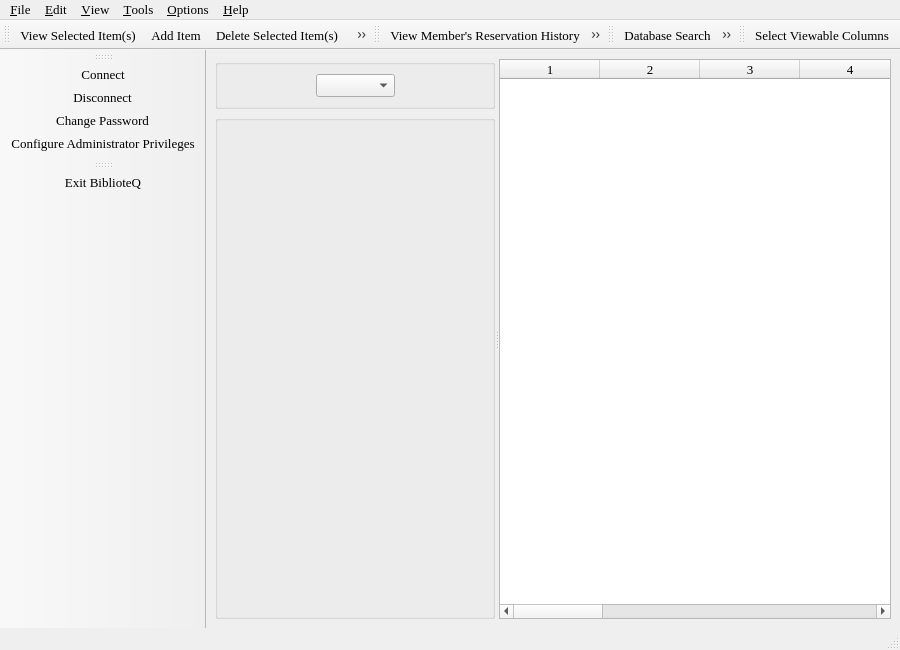
textbrowser/biblioteq, file branches.d/6.22.d/mainwindow.ui: the form before one commit.
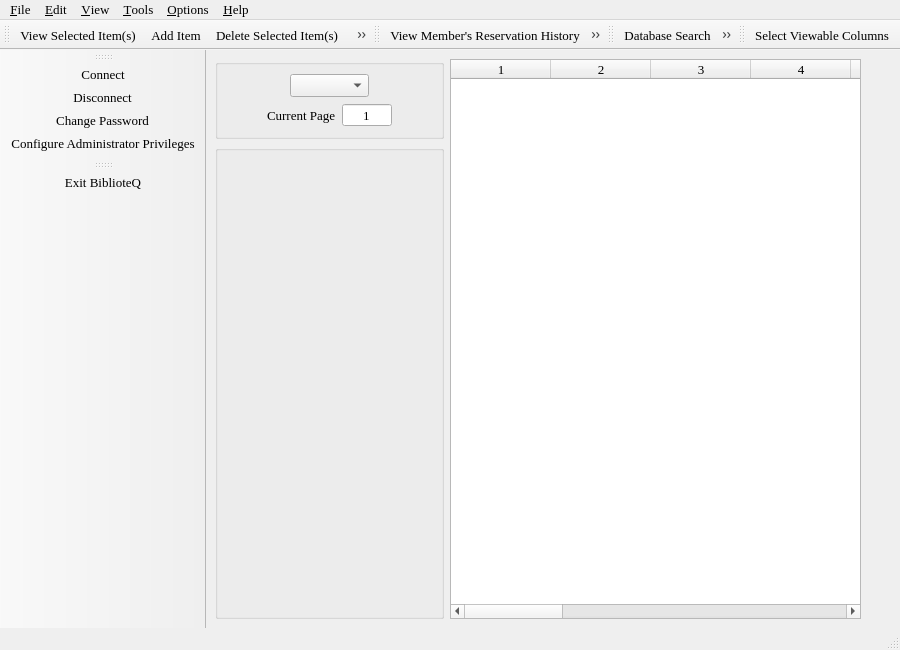
The form after the commit. Icons and pictures are not drawn. Custom widgets are drawn as their Qt base class.

Commit message: In support of pages.

The edit to the form file:
```diff
--- a/branches.d/6.22.d/mainwindow.ui
+++ b/branches.d/6.22.d/mainwindow.ui
@@ -35,25 +35,25 @@
     <normaloff>icons.d/book.gif</normaloff>icons.d/book.gif</iconset>
   </property>
   <widget class="QWidget" name="centralwidget">
-   <layout class="QVBoxLayout">
+   <layout class="QHBoxLayout" name="horizontalLayout_2">
     <item>
-     <widget class="QSplitter" name="splitter">
-      <property name="orientation">
-       <enum>Qt::Horizontal</enum>
-      </property>
-      <widget class="QWidget" name="layoutWidget">
-       <layout class="QGridLayout">
-        <item row="0" column="0">
+     <layout class="QVBoxLayout" name="verticalLayout_3">
+      <item>
          <widget class="QGroupBox" name="groupBox">
           <property name="flat">
            <bool>false</bool>
           </property>
-          <layout class="QHBoxLayout">
+        <layout class="QVBoxLayout" name="verticalLayout_2">
            <item>
-            <spacer>
+          <layout class="QHBoxLayout" name="horizontalLayout">
+           <item>
+            <spacer name="horizontalSpacer_3">
              <property name="orientation">
               <enum>Qt::Horizontal</enum>
              </property>
+             <property name="sizeType">
+              <enum>QSizePolicy::Fixed</enum>
+             </property>
              <property name="sizeHint" stdset="0">
               <size>
                <width>40</width>
@@ -73,10 +73,13 @@
             </widget>
            </item>
            <item>
-            <spacer>
+            <spacer name="horizontalSpacer_4">
              <property name="orientation">
               <enum>Qt::Horizontal</enum>
              </property>
+             <property name="sizeType">
+              <enum>QSizePolicy::Fixed</enum>
+             </property>
              <property name="sizeHint" stdset="0">
               <size>
                <width>40</width>
@@ -86,9 +89,70 @@
             </spacer>
            </item>
           </layout>
-         </widget>
-        </item>
-        <item row="1" column="0">
+         </item>
+         <item>
+          <layout class="QHBoxLayout" name="horizontalLayout_3">
+           <item>
+            <spacer name="horizontalSpacer">
+             <property name="orientation">
+              <enum>Qt::Horizontal</enum>
+             </property>
+             <property name="sizeType">
+              <enum>QSizePolicy::Fixed</enum>
+             </property>
+             <property name="sizeHint" stdset="0">
+              <size>
+               <width>40</width>
+               <height>20</height>
+              </size>
+             </property>
+            </spacer>
+           </item>
+           <item>
+            <widget class="QLabel" name="label">
+             <property name="text">
+              <string>Current Page</string>
+             </property>
+            </widget>
+           </item>
+           <item>
+            <widget class="QSpinBox" name="currentPageSpinBox">
+             <property name="alignment">
+              <set>Qt::AlignCenter</set>
+             </property>
+             <property name="buttonSymbols">
+              <enum>QAbstractSpinBox::NoButtons</enum>
+             </property>
+             <property name="minimum">
+              <number>1</number>
+             </property>
+             <property name="maximum">
+              <number>999999999</number>
+             </property>
+            </widget>
+           </item>
+           <item>
+            <spacer name="horizontalSpacer_2">
+             <property name="orientation">
+              <enum>Qt::Horizontal</enum>
+             </property>
+             <property name="sizeType">
+              <enum>QSizePolicy::Fixed</enum>
+             </property>
+             <property name="sizeHint" stdset="0">
+              <size>
+               <width>40</width>
+               <height>20</height>
+              </size>
+             </property>
+            </spacer>
+           </item>
+          </layout>
+         </item>
+        </layout>
+       </widget>
+      </item>
+      <item>
          <widget class="QGroupBox" name="itemSummary">
           <property name="flat">
            <bool>false</bool>
@@ -156,7 +220,8 @@
          </widget>
         </item>
        </layout>
-      </widget>
+    </item>
+    <item>
       <widget class="main_table" name="table">
        <property name="editTriggers">
         <set>QAbstractItemView::NoEditTriggers</set>
@@ -272,7 +337,63 @@
         </property>
        </column>
       </widget>
-     </widget>
+    </item>
+    <item>
+     <layout class="QVBoxLayout" name="verticalLayout">
+      <item>
+       <widget class="QToolButton" name="previousPageButton">
+        <property name="toolTip">
+         <string>Previous Page</string>
+        </property>
+        <property name="icon">
+         <iconset>
+          <normaloff>icons.d/16x16/previous.png</normaloff>icons.d/16x16/previous.png</iconset>
+        </property>
+        <property name="iconSize">
+         <size>
+          <width>16</width>
+          <height>16</height>
+         </size>
+        </property>
+        <property name="autoRaise">
+         <bool>true</bool>
+        </property>
+       </widget>
+      </item>
+      <item>
+       <spacer name="verticalSpacer">
+        <property name="orientation">
+         <enum>Qt::Vertical</enum>
+        </property>
+        <property name="sizeHint" stdset="0">
+         <size>
+          <width>20</width>
+          <height>40</height>
+         </size>
+        </property>
+       </spacer>
+      </item>
+      <item>
+       <widget class="QToolButton" name="nextPageButton">
+        <property name="toolTip">
+         <string>Next Page</string>
+        </property>
+        <property name="icon">
+         <iconset>
+          <normaloff>icons.d/16x16/next.png</normaloff>icons.d/16x16/next.png</iconset>
+        </property>
+        <property name="iconSize">
+         <size>
+          <width>16</width>
+          <height>16</height>
+         </size>
+        </property>
+        <property name="autoRaise">
+         <bool>true</bool>
+        </property>
+       </widget>
+      </item>
+     </layout>
     </item>
    </layout>
   </widget>
```
Left out of the diff: 47 changed lines with no effect on the pictures. Lines whose indentation alone changed are shown as unchanged. The commit also changes 7 other files.
